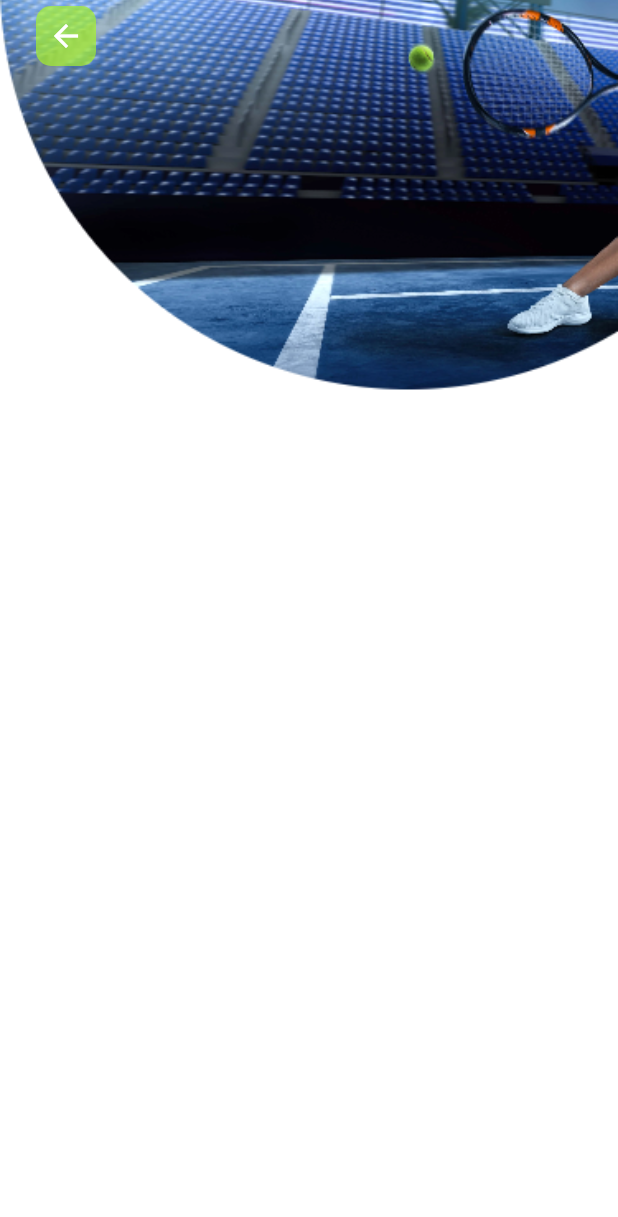
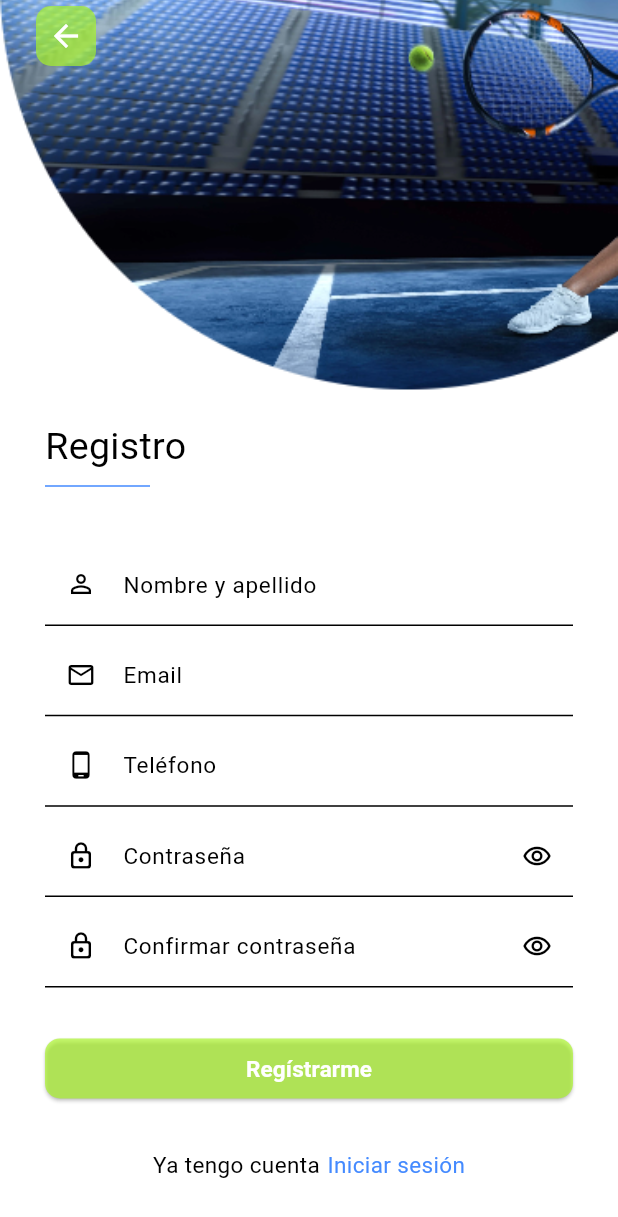
Before and after one commit to johanz97/tennis_app, a Flutter app: the screen it shows after launch, after a tap on "Registrarme", on a phone screen of 412 x 824 dp. Shown: the top 1217 px of the screen. Run offline on Flutter 3.47's test engine with Material 3 defaults, Android fonts, the phone set to English and light mode, and no system bars; our stand-ins replace go_router.

Commit message:
Add: register page

```diff
--- a/lib/core/utils.dart
+++ b/lib/core/utils.dart
@@ -11,7 +11,14 @@ InputDecoration decoration({
     counter: const Offstage(),
     suffixIcon: suffixIcon,
     prefixIcon: Icon(icon, size: 20),
+    focusedBorder: const UnderlineInputBorder(),
+    enabledBorder: const UnderlineInputBorder(),
+    errorBorder: const UnderlineInputBorder(
+      borderSide: BorderSide(color: Colors.red),
+    ),
+    border: const UnderlineInputBorder(),
     labelStyle: const TextStyle(
+      color: Colors.black,
       fontWeight: FontWeight.w400,
       fontSize: 15,
     ),
--- /dev/null
+++ b/lib/core/widgets/email_input.dart
@@ -0,0 +1,29 @@
+import 'package:flutter/material.dart';
+import 'package:tennis_app/core/utils.dart';
+
+class EmailInput extends StatelessWidget {
+  const EmailInput({required this.emailController, super.key});
+
+  final TextEditingController emailController;
+
+  @override
+  Widget build(BuildContext context) {
+    return TextFormField(
+      maxLength: 50,
+      controller: emailController,
+      cursorColor: Colors.black,
+      textInputAction: TextInputAction.next,
+      keyboardType: TextInputType.emailAddress,
+      validator: (value) {
+        if (value?.isEmpty ?? true) return 'Campo requerido';
+
+        return null;
+      },
+      decoration: decoration(
+        context: context,
+        label: 'Email',
+        icon: Icons.email_outlined,
+      ),
+    );
+  }
+}
--- /dev/null
+++ b/lib/core/widgets/password_input.dart
@@ -0,0 +1,53 @@
+import 'package:flutter/material.dart';
+import 'package:tennis_app/core/utils.dart';
+
+class PasswordInput extends StatefulWidget {
+  const PasswordInput({
+    required this.passwordController,
+    required this.label,
+    super.key,
+  });
+
+  final TextEditingController passwordController;
+  final String label;
+
+  @override
+  State<PasswordInput> createState() => _PasswordInputState();
+}
+
+class _PasswordInputState extends State<PasswordInput> {
+  bool _isObscured = true;
+
+  @override
+  Widget build(BuildContext context) {
+    return TextFormField(
+      maxLength: 50,
+      controller: widget.passwordController,
+      obscureText: _isObscured,
+      cursorColor: Colors.black,
+      textInputAction: TextInputAction.next,
+      keyboardType: TextInputType.visiblePassword,
+      validator: (value) {
+        if (value?.isEmpty ?? true) return 'Campo requerido';
+
+        return null;
+      },
+      decoration: decoration(
+        context: context,
+        label: widget.label,
+        icon: Icons.lock_outline_rounded,
+        suffixIcon: IconButton(
+          onPressed: () => setState(
+            () => _isObscured = !_isObscured,
+          ),
+          icon: Icon(
+            !_isObscured
+                ? Icons.visibility_off_outlined
+                : Icons.remove_red_eye_outlined,
+            size: 20,
+          ),
+        ),
+      ),
+    );
+  }
+}
--- a/lib/presentation/authenticated/login_or_register_page.dart
+++ b/lib/presentation/authenticated/login_or_register_page.dart
@@ -1,13 +1,11 @@
 import 'package:flutter/material.dart';
 import 'package:go_router/go_router.dart';
-import 'package:tennis_app/core/utils.dart';
 import 'package:tennis_app/core/widgets/btn_icon_tennis.dart';
-import 'package:tennis_app/core/widgets/btn_tennis.dart';
 
-enum LoginOrRegisterEnum {
-  login,
-  register,
-}
+import 'package:tennis_app/presentation/authenticated/widgets/login_body.dart';
+import 'package:tennis_app/presentation/authenticated/widgets/register_body.dart';
+
+enum LoginOrRegisterEnum { login, register }
 
 class LoginOrRegisterPage extends StatefulWidget {
   const LoginOrRegisterPage({
@@ -58,145 +56,42 @@ class _LoginOrRegisterPageState extends State<LoginOrRegisterPage> {
             ],
           ),
           const SizedBox(height: 20),
-          Padding(
-            padding: const EdgeInsets.symmetric(horizontal: 30),
-            child: _sectionSelected == LoginOrRegisterEnum.login
-                ? _LoginBody(
-                    () => setState(() {
-                      _sectionSelected = LoginOrRegisterEnum.register;
-                    }),
-                  )
-                : const _RegisterBody(),
+          SafeArea(
+            top: false,
+            child: Padding(
+              padding: const EdgeInsets.symmetric(horizontal: 30),
+              child: Column(
+                crossAxisAlignment: CrossAxisAlignment.start,
+                children: [
+                  Text(
+                    _sectionSelected == LoginOrRegisterEnum.login
+                        ? 'Iniciar Sesión'
+                        : 'Registro',
+                    style: const TextStyle(fontSize: 25),
+                  ),
+                  const SizedBox(
+                    width: 70,
+                    child: Divider(color: Colors.blueAccent),
+                  ),
+                  const SizedBox(height: 30),
+                  if (_sectionSelected == LoginOrRegisterEnum.login)
+                    LoginBody(
+                      onChangeSection: () => setState(() {
+                        _sectionSelected = LoginOrRegisterEnum.register;
+                      }),
+                    )
+                  else
+                    RegisterBody(
+                      onChangeSection: () => setState(() {
+                        _sectionSelected = LoginOrRegisterEnum.login;
+                      }),
+                    ),
+                ],
+              ),
+            ),
           ),
         ],
       ),
     );
   }
 }
-
-class _LoginBody extends StatefulWidget {
-  const _LoginBody(this.onChangeSection);
-
-  final VoidCallback onChangeSection;
-
-  @override
-  State<_LoginBody> createState() => _LoginBodyState();
-}
-
-class _LoginBodyState extends State<_LoginBody> {
-  final _formKey = GlobalKey<FormState>();
-  final _emailController = TextEditingController();
-  final _passwordController = TextEditingController();
-  bool _isObscured = true;
-  bool _isSavedPassword = false;
-
-  @override
-  void dispose() {
-    _emailController.dispose();
-    _passwordController.dispose();
-    super.dispose();
-  }
-
-  @override
-  Widget build(BuildContext context) {
-    return Form(
-      key: _formKey,
-      child: Column(
-        crossAxisAlignment: CrossAxisAlignment.start,
-        children: [
-          const Text("Iniciar Sesión", style: TextStyle(fontSize: 25)),
-          const SizedBox(height: 30),
-          TextFormField(
-            controller: _emailController,
-            maxLength: 50,
-            decoration: decoration(
-              context: context,
-              label: "Email",
-              icon: Icons.email_outlined,
-            ),
-          ),
-          const SizedBox(height: 30),
-          TextFormField(
-            controller: _passwordController,
-            maxLength: 50,
-            obscureText: _isObscured,
-            decoration: decoration(
-              context: context,
-              label: 'Contraseña',
-              icon: Icons.lock_outline_rounded,
-              suffixIcon: IconButton(
-                onPressed: () => setState(
-                  () => _isObscured = !_isObscured,
-                ),
-                icon: Icon(
-                  !_isObscured
-                      ? Icons.visibility_off_outlined
-                      : Icons.remove_red_eye_outlined,
-                  size: 20,
-                ),
-              ),
-            ),
-          ),
-          Row(
-            children: [
-              Checkbox(
-                value: _isSavedPassword,
-                onChanged: (value) {
-                  setState(() => _isSavedPassword = value ?? false);
-                },
-              ),
-              const Text(
-                "Recordar contraseña",
-                style: TextStyle(fontSize: 15),
-              ),
-            ],
-          ),
-          const SizedBox(height: 50),
-          const Center(
-            child: Text(
-              "¿Olvidaste tu contraseña?",
-              style: TextStyle(fontSize: 15, color: Colors.blueAccent),
-            ),
-          ),
-          const SizedBox(height: 20),
-          BtnTennis(
-            text: 'Iniciar sesión',
-            onTap: () {},
-          ),
-          const SizedBox(height: 30),
-          Row(
-            mainAxisAlignment: MainAxisAlignment.center,
-            children: [
-              const Text(
-                "¿Aun no tienes una cuenta?",
-                style: TextStyle(fontSize: 15),
-              ),
-              const SizedBox(width: 5),
-              GestureDetector(
-                onTap: widget.onChangeSection,
-                child: const Text(
-                  "Regístrate",
-                  style: TextStyle(fontSize: 15, color: Colors.blueAccent),
-                ),
-              ),
-            ],
-          ),
-        ],
-      ),
-    );
-  }
-}
-
-class _RegisterBody extends StatefulWidget {
-  const _RegisterBody();
-
-  @override
-  State<_RegisterBody> createState() => _RegisterBodyState();
-}
-
-class _RegisterBodyState extends State<_RegisterBody> {
-  @override
-  Widget build(BuildContext context) {
-    return const Offstage();
-  }
-}
--- /dev/null
+++ b/lib/presentation/authenticated/widgets/register_body.dart
@@ -0,0 +1,118 @@
+import 'package:flutter/material.dart';
+import 'package:tennis_app/core/utils.dart';
+import 'package:tennis_app/core/widgets/btn_tennis.dart';
+import 'package:tennis_app/core/widgets/email_input.dart';
+import 'package:tennis_app/core/widgets/password_input.dart';
+
+class RegisterBody extends StatefulWidget {
+  const RegisterBody({required this.onChangeSection, super.key});
+
+  final VoidCallback onChangeSection;
+
+  @override
+  State<RegisterBody> createState() => _RegisterBodyState();
+}
+
+class _RegisterBodyState extends State<RegisterBody> {
+  final _formKey = GlobalKey<FormState>();
+  final _nameController = TextEditingController();
+  final _emailController = TextEditingController();
+  final _phoneController = TextEditingController();
+  final _passwordController = TextEditingController();
+  final _confirmPasswordController = TextEditingController();
+
+  @override
+  void dispose() {
+    _nameController.dispose();
+    _emailController.dispose();
+    _phoneController.dispose();
+    _passwordController.dispose();
+    _confirmPasswordController.dispose();
+    super.dispose();
+  }
+
+  @override
+  Widget build(BuildContext context) {
+    return Form(
+      key: _formKey,
+      child: Column(
+        children: [
+          TextFormField(
+            maxLength: 50,
+            controller: _nameController,
+            cursorColor: Colors.black,
+            textInputAction: TextInputAction.next,
+            keyboardType: TextInputType.text,
+            validator: (value) {
+              if (value?.isEmpty ?? true) return 'Campo requerido';
+
+              return null;
+            },
+            decoration: decoration(
+              context: context,
+              label: 'Nombre y apellido',
+              icon: Icons.person_outline_sharp,
+            ),
+          ),
+          const SizedBox(height: 5),
+          EmailInput(emailController: _emailController),
+          const SizedBox(height: 5),
+          TextFormField(
+            maxLength: 50,
+            controller: _phoneController,
+            cursorColor: Colors.black,
+            textInputAction: TextInputAction.next,
+            keyboardType: TextInputType.text,
+            validator: (value) {
+              if (value?.isEmpty ?? true) return 'Campo requerido';
+
+              return null;
+            },
+            decoration: decoration(
+              context: context,
+              label: 'Teléfono',
+              icon: Icons.phone_android,
+            ),
+          ),
+          const SizedBox(height: 5),
+          PasswordInput(
+            passwordController: _passwordController,
+            label: 'Contraseña',
+          ),
+          const SizedBox(height: 5),
+          PasswordInput(
+            passwordController: _confirmPasswordController,
+            label: 'Confirmar contraseña',
+          ),
+          const SizedBox(height: 30),
+          BtnTennis(
+            text: 'Regístrarme',
+            onTap: () {
+              FocusManager.instance.primaryFocus?.unfocus();
+              if (!_formKey.currentState!.validate()) return;
+            },
+          ),
+          const SizedBox(height: 30),
+          Row(
+            mainAxisAlignment: MainAxisAlignment.center,
+            children: [
+              const Text(
+                'Ya tengo cuenta',
+                style: TextStyle(fontSize: 15),
+              ),
+              const SizedBox(width: 5),
+              GestureDetector(
+                onTap: widget.onChangeSection,
+                child: const Text(
+                  'Iniciar sesión',
+                  style: TextStyle(fontSize: 15, color: Colors.blueAccent),
+                ),
+              ),
+            ],
+          ),
+          const SizedBox(height: 10),
+        ],
+      ),
+    );
+  }
+}
```
Also changed, not shown: lib/presentation/authenticated/widgets/login_body.dart (added, +92 -0 lines).
